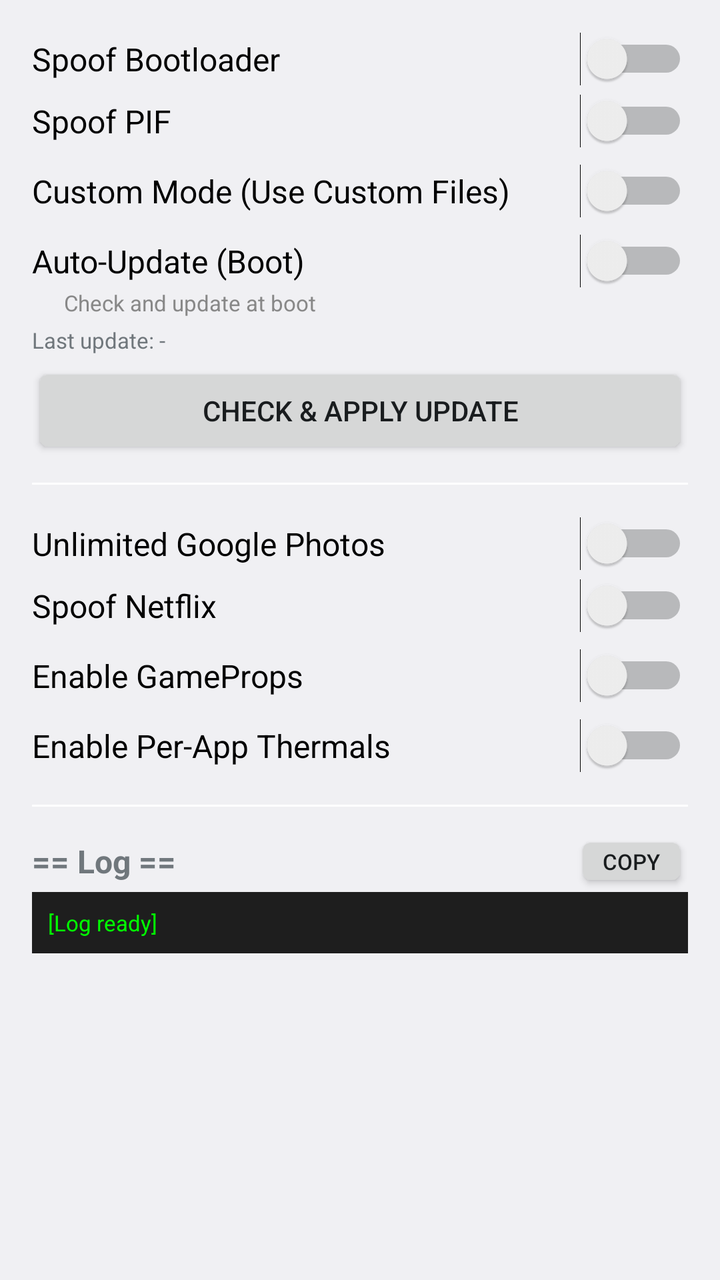
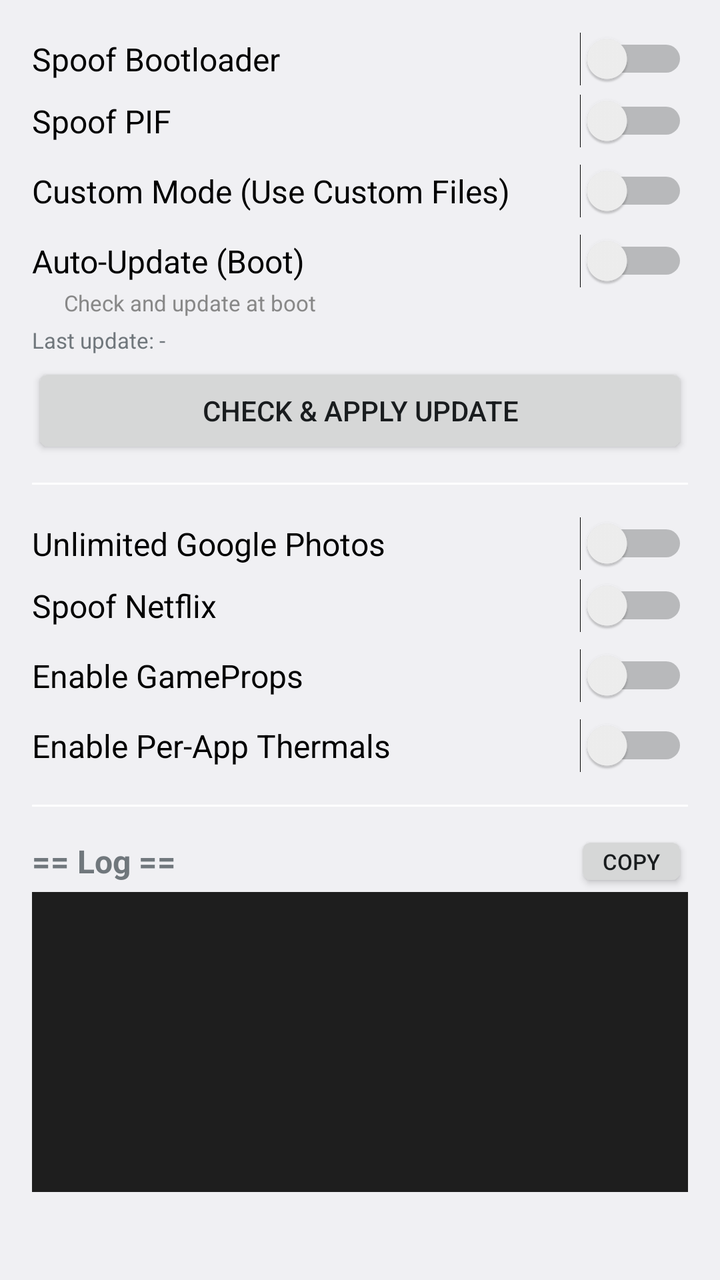

Before-and-after screenshots of an Android layout around one commit, followed by the original layout XML and the change that was made.
<!-- AndroidManifest.xml: application theme android:Theme.DeviceDefault.Settings -->
<!-- res/layout/activity_main.xml -->
<?xml version="1.0" encoding="utf-8"?>
<LinearLayout xmlns:android="http://schemas.android.com/apk/res/android"
    android:layout_width="match_parent"
    android:layout_height="match_parent"
    android:orientation="vertical"
    android:padding="16dp">

    <ScrollView
        android:layout_width="match_parent"
        android:layout_height="0dp"
        android:layout_weight="1"
        android:scrollbars="none">

        <LinearLayout
            android:layout_width="match_parent"
            android:layout_height="wrap_content"
            android:orientation="vertical">

            
            <Switch
                android:id="@+id/switchBootloader"
                android:layout_width="match_parent"
                android:layout_height="wrap_content"
                android:text="Spoof Bootloader"
                android:textSize="16sp" />

            
            <Switch
                android:id="@+id/switchPIF"
                android:layout_width="match_parent"
                android:layout_height="wrap_content"
                android:layout_marginTop="4dp"
                android:text="Spoof PIF"
                android:textSize="16sp" />

            
            <Switch
                android:id="@+id/switchFinsky"
                android:layout_width="match_parent"
                android:layout_height="wrap_content"
                android:layout_marginStart="16dp"
                android:layout_marginTop="4dp"
                android:text="Spoof Play Store Fingerprint"
                android:textSize="14sp"
                android:visibility="gone" />

            
            <Switch
                android:id="@+id/switchCustom"
                android:layout_width="match_parent"
                android:layout_height="wrap_content"
                android:layout_marginTop="8dp"
                android:text="Custom Mode (Use Custom Files)"
                android:textSize="16sp" />

            <LinearLayout
                android:id="@+id/panelCustom"
                android:layout_width="match_parent"
                android:layout_height="wrap_content"
                android:orientation="vertical"
                android:visibility="gone">

                <Button
                    android:id="@+id/btnPickKeybox"
                    android:layout_width="match_parent"
                    android:layout_height="wrap_content"
                    android:text="Pick Custom Keybox"
                    android:textSize="14sp" />

                <TextView
                    android:id="@+id/tvKeyboxLastApply"
                    android:layout_width="wrap_content"
                    android:layout_height="wrap_content"
                    android:text="Last apply: -"
                    android:textSize="11sp" />

                <Button
                    android:id="@+id/btnPickPIF"
                    android:layout_width="match_parent"
                    android:layout_height="wrap_content"
                    android:layout_marginTop="4dp"
                    android:text="Pick Custom PIF"
                    android:textSize="14sp" />

                <TextView
                    android:id="@+id/tvPifLastApply"
                    android:layout_width="wrap_content"
                    android:layout_height="wrap_content"
                    android:text="Last apply: -"
                    android:textSize="11sp" />

                <EditText
                    android:id="@+id/etPifEditor"
                    android:layout_width="match_parent"
                    android:layout_height="150dp"
                    android:layout_marginTop="4dp"
                    android:background="#1E1E1E"
                    android:fadeScrollbars="true"
                    android:gravity="top"
                    android:inputType="textMultiLine"
                    android:padding="8dp"
                    android:scrollbars="vertical"
                    android:textColor="#FFFFFF"
                    android:textSize="12sp" />

                <Button
                    android:id="@+id/btnApplyCustom"
                    android:layout_width="match_parent"
                    android:layout_height="wrap_content"
                    android:layout_marginTop="4dp"
                    android:text="Apply Custom PIF"
                    android:textSize="14sp" />
            </LinearLayout>

            
            <LinearLayout
                android:id="@+id/panelAutoUpdate"
                android:layout_width="match_parent"
                android:layout_height="wrap_content"
                android:layout_marginTop="8dp"
                android:orientation="vertical">

                <Switch
                    android:id="@+id/switchAutoUpdate"
                    android:layout_width="match_parent"
                    android:layout_height="wrap_content"
                    android:text="Auto-Update (Boot)"
                    android:textSize="16sp" />

                <TextView
                    android:id="@+id/tvAutoUpdateInfo"
                    android:layout_width="wrap_content"
                    android:layout_height="wrap_content"
                    android:layout_marginStart="16dp"
                    android:text="Check and update at boot"
                    android:textSize="11sp"
                    android:textColor="#888888" />
            </LinearLayout>

            
            <TextView
                android:id="@+id/tvLastUpdate"
                android:layout_width="wrap_content"
                android:layout_height="wrap_content"
                android:layout_marginTop="4dp"
                android:text="Last update: -"
                android:textSize="11sp" />

            
            <Button
                android:id="@+id/btnCheckUpdate"
                android:layout_width="match_parent"
                android:layout_height="wrap_content"
                android:layout_marginTop="4dp"
                android:text="Check &amp; Apply Update"
                android:textSize="14sp" />

            
            <View
                android:layout_width="match_parent"
                android:layout_height="1dp"
                android:layout_marginTop="12dp"
                android:layout_marginBottom="8dp"
                android:background="#FFFFFF" />

            
            <Switch
                android:id="@+id/switchGPhotos"
                android:layout_width="match_parent"
                android:layout_height="wrap_content"
                android:layout_marginTop="8dp"
                android:text="Unlimited Google Photos"
                android:textSize="16sp" />

            
            <Switch
                android:id="@+id/switchNetflix"
                android:layout_width="match_parent"
                android:layout_height="wrap_content"
                android:layout_marginTop="4dp"
                android:text="Spoof Netflix"
                android:textSize="16sp" />

            
            <Switch
                android:id="@+id/switchGameProps"
                android:layout_width="match_parent"
                android:layout_height="wrap_content"
                android:layout_marginTop="8dp"
                android:text="Enable GameProps"
                android:textSize="16sp" />

            <LinearLayout
                android:id="@+id/panelGamePropsBtn"
                android:layout_width="match_parent"
                android:layout_height="wrap_content"
                android:layout_marginTop="4dp"
                android:orientation="horizontal"
                android:visibility="gone">

                <Button
                    android:id="@+id/btnGameProps"
                    android:layout_width="0dp"
                    android:layout_height="wrap_content"
                    android:layout_weight="1"
                    android:text="Edit App Config"
                    android:textSize="13sp" />

                <Button
                    android:id="@+id/btnDevices"
                    android:layout_width="0dp"
                    android:layout_height="wrap_content"
                    android:layout_weight="1"
                    android:text="Devices"
                    android:textSize="13sp" />

                <Button
                    android:id="@+id/btnResetGameProps"
                    android:layout_width="0dp"
                    android:layout_height="wrap_content"
                    android:layout_weight="1"
                    android:text="Reset"
                    android:textSize="13sp" />
            </LinearLayout>

            
            <Switch
                android:id="@+id/switchThermals"
                android:layout_width="match_parent"
                android:layout_height="wrap_content"
                android:layout_marginTop="8dp"
                android:text="Enable Per-App Thermals"
                android:textSize="16sp" />

            <LinearLayout
                android:id="@+id/panelThermalsBtn"
                android:layout_width="match_parent"
                android:layout_height="wrap_content"
                android:layout_marginTop="4dp"
                android:orientation="horizontal"
                android:visibility="gone">

                <Button
                    android:id="@+id/btnThermals"
                    android:layout_width="0dp"
                    android:layout_height="wrap_content"
                    android:layout_weight="1"
                    android:text="Edit Thermals"
                    android:textSize="13sp" />

                <Button
                    android:id="@+id/btnResetThermals"
                    android:layout_width="0dp"
                    android:layout_height="wrap_content"
                    android:layout_weight="1"
                    android:text="Reset"
                    android:textSize="13sp" />
            </LinearLayout>

            
            <View
                android:layout_width="match_parent"
                android:layout_height="1dp"
                android:layout_marginTop="16dp"
                android:layout_marginBottom="12dp"
                android:background="#FFFFFF" />

            
            <LinearLayout
                android:layout_width="match_parent"
                android:layout_height="wrap_content"
                android:gravity="center_vertical"
                android:orientation="horizontal">

                <TextView
                    android:layout_width="0dp"
                    android:layout_height="wrap_content"
                    android:layout_weight="1"
                    android:text="== Log =="
                    android:textSize="16sp"
                    android:textStyle="bold" />

                <Button
                    android:id="@+id/btnCopyLog"
                    style="?android:attr/buttonStyleSmall"
                    android:layout_width="wrap_content"
                    android:layout_height="wrap_content"
                    android:minWidth="0dp"
                    android:minHeight="0dp"
                    android:paddingLeft="14dp"
                    android:paddingTop="8dp"
                    android:paddingRight="14dp"
                    android:paddingBottom="8dp"
                    android:text="Copy"
                    android:textSize="11sp" />
            </LinearLayout>

    <TextView
        android:id="@+id/tvLog"
        android:layout_width="match_parent"
        android:layout_height="wrap_content"
        android:background="#1E1E1E"
        android:gravity="top"
        android:padding="8dp"
        android:text="[Log ready]"
        android:textColor="#00FF00"
        android:textSize="11sp" />

        </LinearLayout>
    </ScrollView>
</LinearLayout>
<!-- resources referenced by this layout -->
<resources>

</resources>

<!-- the commit's change to res/layout/activity_main.xml (unified diff, before → after) -->
@@ -295,16 +295,22 @@
                     android:textSize="11sp" />
             </LinearLayout>
 
-    <TextView
-        android:id="@+id/tvLog"
-        android:layout_width="match_parent"
-        android:layout_height="wrap_content"
-        android:background="#1E1E1E"
-        android:gravity="top"
-        android:padding="8dp"
-        android:text="[Log ready]"
-        android:textColor="#00FF00"
-        android:textSize="11sp" />
+   <EditText
+    android:id="@+id/tvLog"
+    android:layout_width="match_parent"
+    android:layout_height="150dp"
+    android:background="#1E1E1E"
+    android:clickable="false"
+    android:cursorVisible="false"
+    android:focusable="false"
+    android:focusableInTouchMode="false"
+    android:gravity="top"
+    android:inputType="textMultiLine"
+    android:isScrollContainer="true"
+    android:padding="8dp"
+    android:scrollbars="vertical"
+    android:textColor="#00FF00"
+    android:textSize="11sp" />
 
         </LinearLayout>
     </ScrollView>
